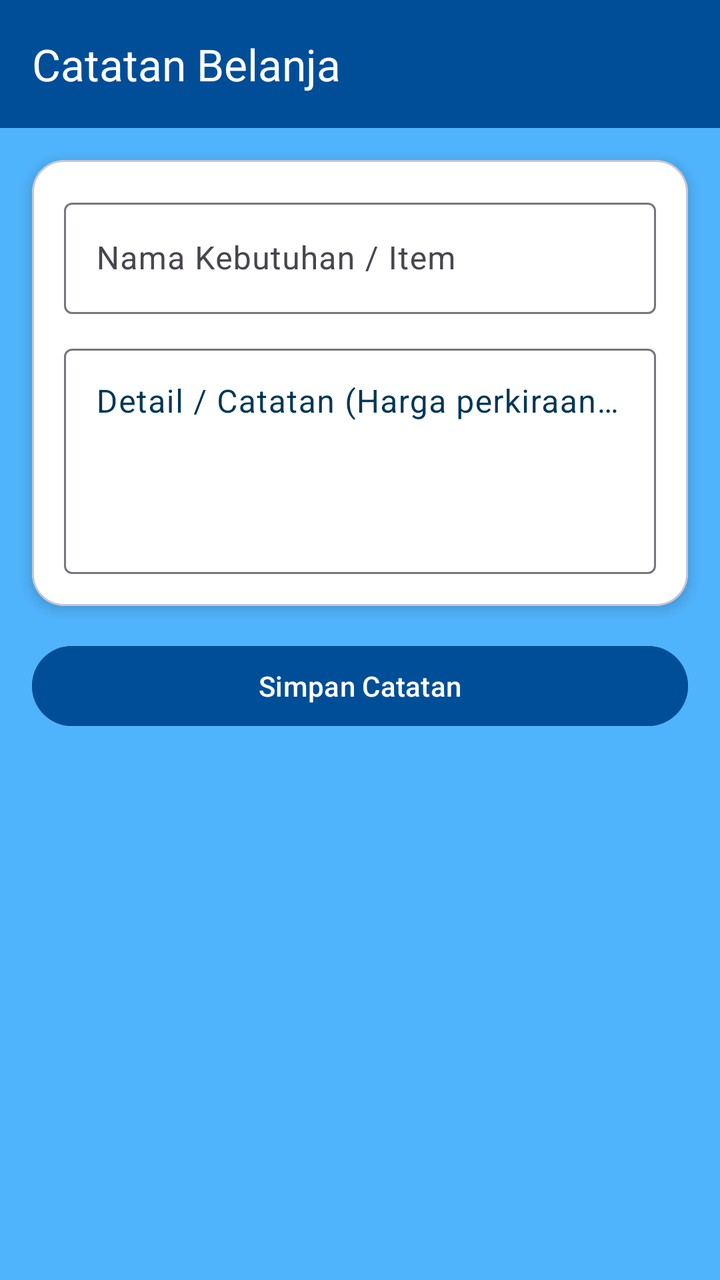
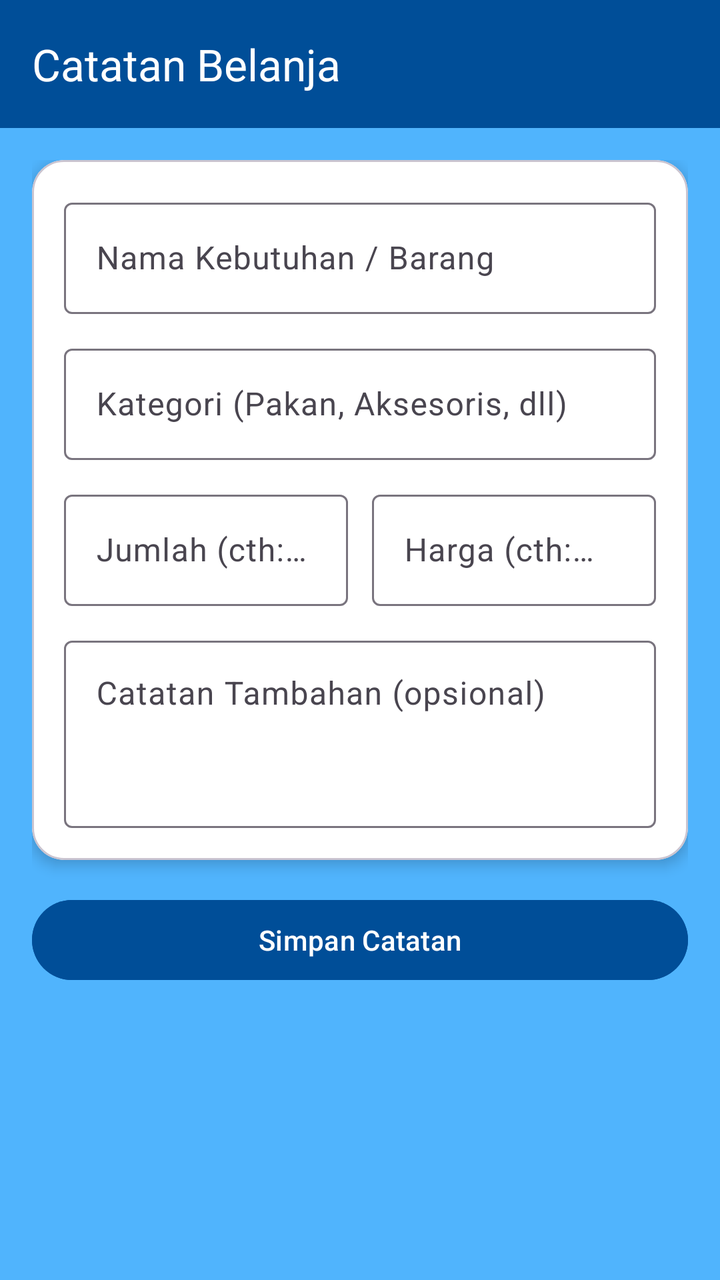

Before-and-after screenshots of an Android layout around one commit, followed by the original layout XML and the change that was made.
<!-- AndroidManifest.xml: application theme Theme.Projek_Raymond -->
<!-- res/layout/activity_note_form.xml -->
<?xml version="1.0" encoding="utf-8"?>
<androidx.constraintlayout.widget.ConstraintLayout
    xmlns:android="http://schemas.android.com/apk/res/android"
    xmlns:app="http://schemas.android.com/apk/res-auto"
    android:id="@+id/main"
    android:layout_width="match_parent"
    android:layout_height="match_parent"
    android:background="@color/blueish">

    <androidx.appcompat.widget.Toolbar
        android:id="@+id/toolbar"
        android:layout_width="0dp"
        android:layout_height="?attr/actionBarSize"
        android:background="@color/dark_blue3"
        app:title="Catatan Belanja"
        app:titleTextColor="@android:color/white"
        app:layout_constraintTop_toTopOf="parent"
        app:layout_constraintStart_toStartOf="parent"
        app:layout_constraintEnd_toEndOf="parent" />

    <com.google.android.material.card.MaterialCardView
        android:id="@+id/cardForm"
        android:layout_width="0dp"
        android:layout_height="wrap_content"
        android:layout_margin="16dp"
        app:cardCornerRadius="16dp"
        app:cardElevation="4dp"
        app:cardBackgroundColor="@color/white"
        app:layout_constraintTop_toBottomOf="@id/toolbar"
        app:layout_constraintStart_toStartOf="parent"
        app:layout_constraintEnd_toEndOf="parent">

        <LinearLayout
            android:layout_width="match_parent"
            android:layout_height="wrap_content"
            android:orientation="vertical"
            android:padding="16dp">

            <com.google.android.material.textfield.TextInputLayout
                android:layout_width="match_parent"
                android:layout_height="wrap_content"
                android:hint="Nama Kebutuhan / Item">

                <com.google.android.material.textfield.TextInputEditText
                    android:id="@+id/etTitle"
                    android:layout_width="match_parent"
                    android:layout_height="wrap_content"
                    android:textColor="@color/dark_blue_bg" />
            </com.google.android.material.textfield.TextInputLayout>

            <com.google.android.material.textfield.TextInputLayout
                android:layout_width="match_parent"
                android:layout_height="wrap_content"
                android:layout_marginTop="12dp"
                app:counterTextColor="@color/dark_blue_bg"
                android:textColorHint="@color/dark_blue_bg"
                android:hint="Detail / Catatan (Harga perkiraan, ukuran, dll)">

                <com.google.android.material.textfield.TextInputEditText
                    android:id="@+id/etContent"
                    android:layout_width="match_parent"
                    android:layout_height="wrap_content"
                    android:minLines="4"
                    android:gravity="top"
                    android:inputType="textMultiLine" />
            </com.google.android.material.textfield.TextInputLayout>

        </LinearLayout>
    </com.google.android.material.card.MaterialCardView>

    <com.google.android.material.button.MaterialButton
        android:id="@+id/btnSaveNote"
        android:layout_width="0dp"
        android:layout_height="wrap_content"
        android:layout_margin="16dp"
        android:backgroundTint="@color/dark_blue3"
        android:text="Simpan Catatan"
        app:layout_constraintTop_toBottomOf="@id/cardForm"
        app:layout_constraintStart_toStartOf="parent"
        app:layout_constraintEnd_toEndOf="parent" />

</androidx.constraintlayout.widget.ConstraintLayout>
<!-- resources referenced by this layout -->
<resources>
  <color name="blueish">#50B4FD</color>
  <color name="dark_blue3">#004E98</color>
  <color name="dark_blue_bg">#003658</color>
  <color name="white">#FFFFFFFF</color>
  <style name="Theme.Projek_Raymond" parent="Base.Theme.Projek_Raymond" />
  <style name="Base.Theme.Projek_Raymond" parent="Theme.Material3.DayNight.NoActionBar">
          
          
      </style>
</resources>

<!-- the commit's change to res/layout/activity_note_form.xml (unified diff, before → after) -->
@@ -18,15 +18,12 @@
         app:layout_constraintStart_toStartOf="parent"
         app:layout_constraintEnd_toEndOf="parent" />
 
-    <com.google.android.material.card.MaterialCardView
-        android:id="@+id/cardForm"
+    <ScrollView
         android:layout_width="0dp"
-        android:layout_height="wrap_content"
-        android:layout_margin="16dp"
-        app:cardCornerRadius="16dp"
-        app:cardElevation="4dp"
-        app:cardBackgroundColor="@color/white"
+        android:layout_height="0dp"
+        android:fillViewport="true"
         app:layout_constraintTop_toBottomOf="@id/toolbar"
+        app:layout_constraintBottom_toBottomOf="parent"
         app:layout_constraintStart_toStartOf="parent"
         app:layout_constraintEnd_toEndOf="parent">
 
@@ -36,47 +33,112 @@
             android:orientation="vertical"
             android:padding="16dp">
 
-            <com.google.android.material.textfield.TextInputLayout
+            <com.google.android.material.card.MaterialCardView
+                android:id="@+id/cardForm"
                 android:layout_width="match_parent"
                 android:layout_height="wrap_content"
-                android:hint="Nama Kebutuhan / Item">
+                app:cardCornerRadius="16dp"
+                app:cardElevation="4dp"
+                app:cardBackgroundColor="@color/white">
 
-                <com.google.android.material.textfield.TextInputEditText
-                    android:id="@+id/etTitle"
+                <LinearLayout
                     android:layout_width="match_parent"
                     android:layout_height="wrap_content"
-                    android:textColor="@color/dark_blue_bg" />
-            </com.google.android.material.textfield.TextInputLayout>
+                    android:orientation="vertical"
+                    android:padding="16dp">
 
-            <com.google.android.material.textfield.TextInputLayout
+                    <com.google.android.material.textfield.TextInputLayout
+                        android:layout_width="match_parent"
+                        android:layout_height="wrap_content"
+                        android:hint="Nama Kebutuhan / Barang">
+
+                        <com.google.android.material.textfield.TextInputEditText
+                            android:id="@+id/etTitle"
+                            android:layout_width="match_parent"
+                            android:layout_height="wrap_content"
+                            android:inputType="textCapWords"
+                            android:textColor="@color/dark_blue_bg" />
+                    </com.google.android.material.textfield.TextInputLayout>
+
+                    <com.google.android.material.textfield.TextInputLayout
+                        android:layout_width="match_parent"
+                        android:layout_height="wrap_content"
+                        android:layout_marginTop="12dp"
+                        android:hint="Kategori (Pakan, Aksesoris, dll)">
+
+                        <com.google.android.material.textfield.TextInputEditText
+                            android:id="@+id/etCategory"
+                            android:layout_width="match_parent"
+                            android:layout_height="wrap_content"
+                            android:inputType="textCapWords"
+                            android:textColor="@color/dark_blue_bg" />
+                    </com.google.android.material.textfield.TextInputLayout>
+
+                    <LinearLayout
+                        android:layout_width="match_parent"
+                        android:layout_height="wrap_content"
+                        android:orientation="horizontal"
+                        android:layout_marginTop="12dp">
+
+                        <com.google.android.material.textfield.TextInputLayout
+                            android:layout_width="0dp"
+                            android:layout_height="wrap_content"
+                            android:layout_weight="1"
+                            android:layout_marginEnd="6dp"
+                            android:hint="Jumlah (cth: 2 pcs)">
+
+                            <com.google.android.material.textfield.TextInputEditText
+                                android:id="@+id/etQuantity"
+                                android:layout_width="match_parent"
+                                android:layout_height="wrap_content"
+                                android:inputType="text"
+                                android:textColor="@color/dark_blue_bg" />
+                        </com.google.android.material.textfield.TextInputLayout>
+
+                        <com.google.android.material.textfield.TextInputLayout
+                            android:layout_width="0dp"
+                            android:layout_height="wrap_content"
+                            android:layout_weight="1"
+                            android:layout_marginStart="6dp"
+                            android:hint="Harga (cth: Rp 50.000)">
+
+                            <com.google.android.material.textfield.TextInputEditText
+                                android:id="@+id/etPrice"
+                                android:layout_width="match_parent"
+                                android:layout_height="wrap_content"
+                                android:inputType="text"
+                                android:textColor="@color/dark_blue_bg" />
+                        </com.google.android.material.textfield.TextInputLayout>
+                    </LinearLayout>
+
+                    <com.google.android.material.textfield.TextInputLayout
+                        android:layout_width="match_parent"
+                        android:layout_height="wrap_content"
+                        android:layout_marginTop="12dp"
+                        android:hint="Catatan Tambahan (opsional)">
+
+                        <com.google.android.material.textfield.TextInputEditText
+                            android:id="@+id/etContent"
+                            android:layout_width="match_parent"
+                            android:layout_height="wrap_content"
+                            android:minLines="3"
+                            android:gravity="top"
+                            android:inputType="textMultiLine"
+                            android:textColor="@color/dark_blue_bg" />
+                    </com.google.android.material.textfield.TextInputLayout>
+
+                </LinearLayout>
+            </com.google.android.material.card.MaterialCardView>
+
+            <com.google.android.material.button.MaterialButton
+                android:id="@+id/btnSaveNote"
                 android:layout_width="match_parent"
                 android:layout_height="wrap_content"
-                android:layout_marginTop="12dp"
-                app:counterTextColor="@color/dark_blue_bg"
-                android:textColorHint="@color/dark_blue_bg"
-                android:hint="Detail / Catatan (Harga perkiraan, ukuran, dll)">
-
-                <com.google.android.material.textfield.TextInputEditText
-                    android:id="@+id/etContent"
-                    android:layout_width="match_parent"
-                    android:layout_height="wrap_content"
-                    android:minLines="4"
-                    android:gravity="top"
-                    android:inputType="textMultiLine" />
-            </com.google.android.material.textfield.TextInputLayout>
+                android:layout_marginTop="16dp"
+                android:backgroundTint="@color/dark_blue3"
+                android:text="Simpan Catatan" />
 
         </LinearLayout>
-    </com.google.android.material.card.MaterialCardView>
-
-    <com.google.android.material.button.MaterialButton
-        android:id="@+id/btnSaveNote"
-        android:layout_width="0dp"
-        android:layout_height="wrap_content"
-        android:layout_margin="16dp"
-        android:backgroundTint="@color/dark_blue3"
-        android:text="Simpan Catatan"
-        app:layout_constraintTop_toBottomOf="@id/cardForm"
-        app:layout_constraintStart_toStartOf="parent"
-        app:layout_constraintEnd_toEndOf="parent" />
+    </ScrollView>
 
 </androidx.constraintlayout.widget.ConstraintLayout>
